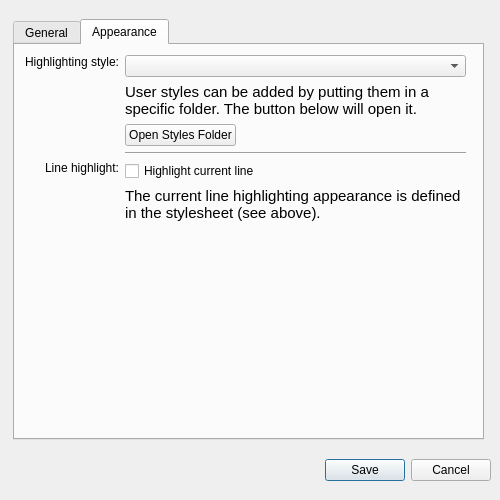
Before: the Qt Designer form src/preferencesdialog.ui in ali-rantakari/QarkDown, drawn with Qt 5.
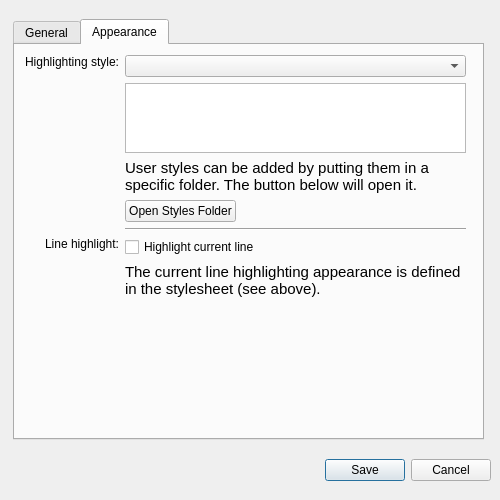
After: the same form once the commit is applied. The open tabs and pages were chosen to show the change.

Commit message:
Show description comments from style files in the prefs UI.
Display leading comments in style files as the description of the style in the preferences dialog.

```diff
--- a/src/preferencesdialog.ui
+++ b/src/preferencesdialog.ui
@@ -379,6 +379,24 @@
         <item>
          <widget class="QComboBox" name="stylesComboBox"/>
         </item>
+        <item>
+         <widget class="QTextBrowser" name="styleInfoTextBrowser">
+          <property name="maximumSize">
+           <size>
+            <width>16777215</width>
+            <height>70</height>
+           </size>
+          </property>
+          <property name="font">
+           <font>
+            <pointsize>11</pointsize>
+           </font>
+          </property>
+          <property name="openLinks">
+           <bool>false</bool>
+          </property>
+         </widget>
+        </item>
         <item>
          <widget class="QLabel" name="infoLabel2">
           <property name="font">
```
Left out of the diff: 2 changed lines with no effect on the pictures. The commit also changes 2 other files.
